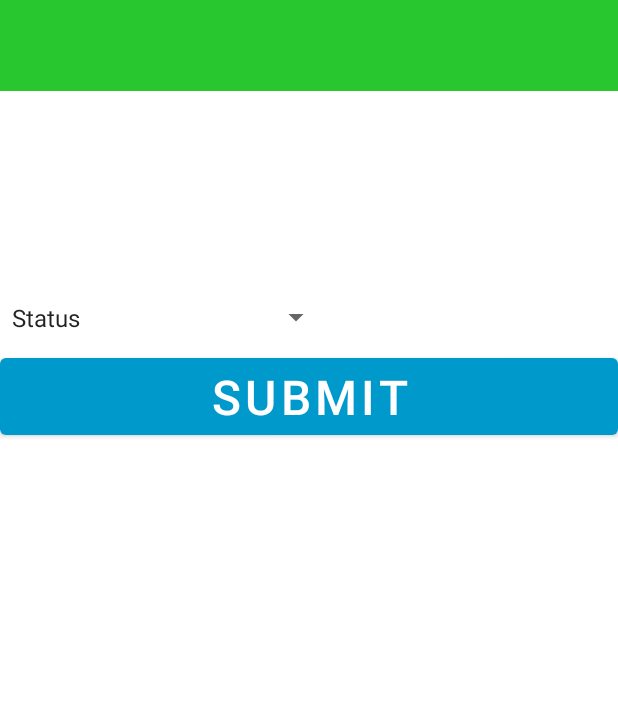
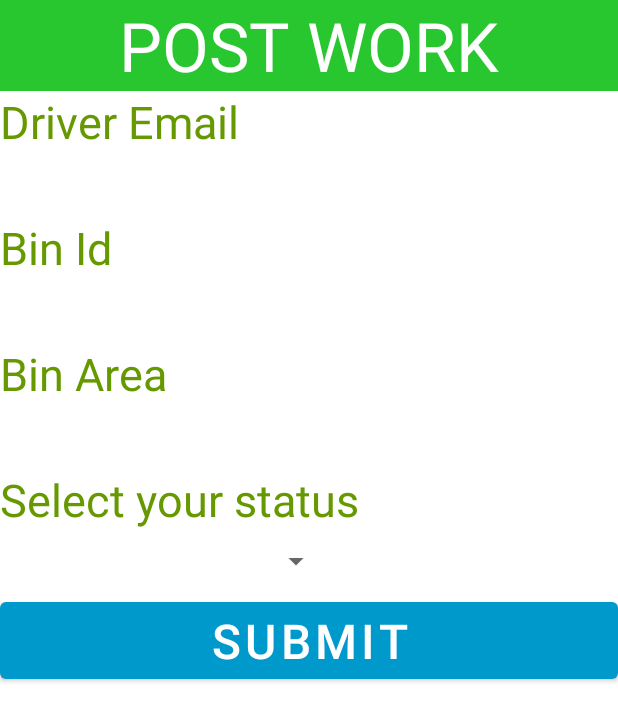
Before and after one commit to hIFZA624/Mc_Project, an Android app: the postWork screen opened directly, with no data from a screen before it, on a phone screen of 412 x 824 dp. Shown: the top 721 px of the screen. Run offline under Robolectric (Android 15) with nearby library versions, the phone set to English and light mode, and no system bars; 7 statements that could not run were skipped.

Commit message:
driver task

```diff
--- a/GarbageManagementSystem/app/src/main/res/layout/activity_post_work.xml
+++ b/GarbageManagementSystem/app/src/main/res/layout/activity_post_work.xml
@@ -1,45 +1,129 @@
-<?xml version="1.0" encoding="utf-8"?>
+<!--<?xml version="2.0" encoding="utf-8"?>-->
+<!--<LinearLayout xmlns:android="http://schemas.android.com/apk/res/android"-->
+<!--    xmlns:app="http://schemas.android.com/apk/res-auto"-->
+<!--    xmlns:tools="http://schemas.android.com/tools"-->
+<!--    android:layout_width="match_parent"-->
+<!--    android:layout_height="match_parent"-->
+<!--    tools:context=".postWork"-->
+<!--    android:orientation="vertical">-->
+
+<!--    <TextView-->
+<!--        android:layout_width="match_parent"-->
+<!--        android:layout_height="wrap_content"-->
+<!--        android:background="#28C62F"-->
+<!--        android:gravity="center_horizontal"-->
+<!--        android:textAlignment="center"-->
+<!--        android:textColor="@color/white"-->
+<!--        android:textSize="45dp" />-->
+
+<!--    <TextView-->
+<!--        android:id="@+id/driverEmail"-->
+<!--        android:layout_width="match_parent"-->
+<!--        android:layout_height="wrap_content"-->
+
+<!--        android:textColor="@android:color/holo_green_dark"-->
+<!--        android:textSize="32dp" />-->
+<!--    <TextView-->
+<!--        android:id="@+id/binId"-->
+<!--        android:layout_width="match_parent"-->
+<!--        android:layout_height="wrap_content"-->
+
+<!--        android:textColor="@android:color/holo_green_dark"-->
+<!--        android:textSize="32dp" />-->
+<!--    <TextView-->
+<!--        android:id="@+id/area"-->
+<!--        android:layout_width="match_parent"-->
+<!--        android:layout_height="wrap_content"-->
+
+<!--        android:textColor="@android:color/holo_green_dark"-->
+<!--        android:textSize="32dp" />-->
+
+<!--    <Spinner-->
+<!--        android:id="@+id/spinner"-->
+<!--        android:layout_width="221dp"-->
+<!--        android:layout_height="42dp">-->
+
+<!--    </Spinner>-->
+
+<!--    <Button-->
+<!--        android:id="@+id/submit"-->
+<!--        android:layout_width="match_parent"-->
+<!--        android:layout_height="wrap_content"-->
+<!--        android:gravity="center_horizontal"-->
+<!--        android:onClick="SubmitWorkAndBackToViewDetail"-->
+
+<!--        android:text="Submit"-->
+<!--        android:textAlignment="center"-->
+<!--        android:textSize="32dp"-->
+<!--        app:backgroundTint="@android:color/holo_blue_dark" />-->
+
+<!--</LinearLayout>-->
 <LinearLayout xmlns:android="http://schemas.android.com/apk/res/android"
     xmlns:app="http://schemas.android.com/apk/res-auto"
     xmlns:tools="http://schemas.android.com/tools"
     android:layout_width="match_parent"
     android:layout_height="match_parent"
-    tools:context=".postWork"
-    android:orientation="vertical">
-
+    android:orientation="vertical"
+    tools:context=".postWork">
     <TextView
         android:layout_width="match_parent"
         android:layout_height="wrap_content"
         android:background="#28C62F"
         android:gravity="center_horizontal"
         android:textAlignment="center"
+        android:text="POST WORK"
         android:textColor="@color/white"
         android:textSize="45dp" />
-
     <TextView
-        android:id="@+id/driverEmail"
+        android:layout_width="wrap_content"
+        android:layout_height="wrap_content"
+        android:text="Driver Email"
+        android:textColor="@android:color/holo_green_dark"
+        android:textSize="30sp"
+        />
+    <TextView
+        android:id="@+id/driverEmailPage"
+        android:layout_width="match_parent"
+        android:layout_height="wrap_content"
+        android:textColor="@android:color/holo_green_dark"
+        android:textSize="32dp" />
+    <TextView
+        android:layout_width="wrap_content"
+        android:layout_height="wrap_content"
+        android:text="Bin Id"
+        android:textColor="@android:color/holo_green_dark"
+        android:textSize="30sp"
+        />
+    <TextView
+        android:id="@+id/binIdPage"
         android:layout_width="match_parent"
         android:layout_height="wrap_content"
 
         android:textColor="@android:color/holo_green_dark"
         android:textSize="32dp" />
     <TextView
-        android:id="@+id/binId"
+        android:layout_width="wrap_content"
+        android:layout_height="wrap_content"
+        android:text="Bin Area"
+        android:textColor="@android:color/holo_green_dark"
+        android:textSize="30sp"
+        />
+    <TextView
+        android:id="@+id/areaPage"
         android:layout_width="match_parent"
         android:layout_height="wrap_content"
 
         android:textColor="@android:color/holo_green_dark"
         android:textSize="32dp" />
     <TextView
-        android:id="@+id/area"
-        android:layout_width="match_parent"
+        android:layout_width="wrap_content"
         android:layout_height="wrap_content"
-
+        android:text="Select your status"
         android:textColor="@android:color/holo_green_dark"
-        android:textSize="32dp" />
-
+        android:textSize="30sp"
+        />
     <Spinner
-        android:id="@+id/spinner"
+        android:id="@+id/spinnerofview"
         android:layout_width="221dp"
         android:layout_height="42dp">
 
@@ -55,6 +139,7 @@
         android:text="Submit"
         android:textAlignment="center"
         android:textSize="32dp"
-        app:backgroundTint="@android:color/holo_blue_dark" />
+        app:backgroundTint="@android:color/holo_blue_dark" >
 
+    </Button>
 </LinearLayout>
```
